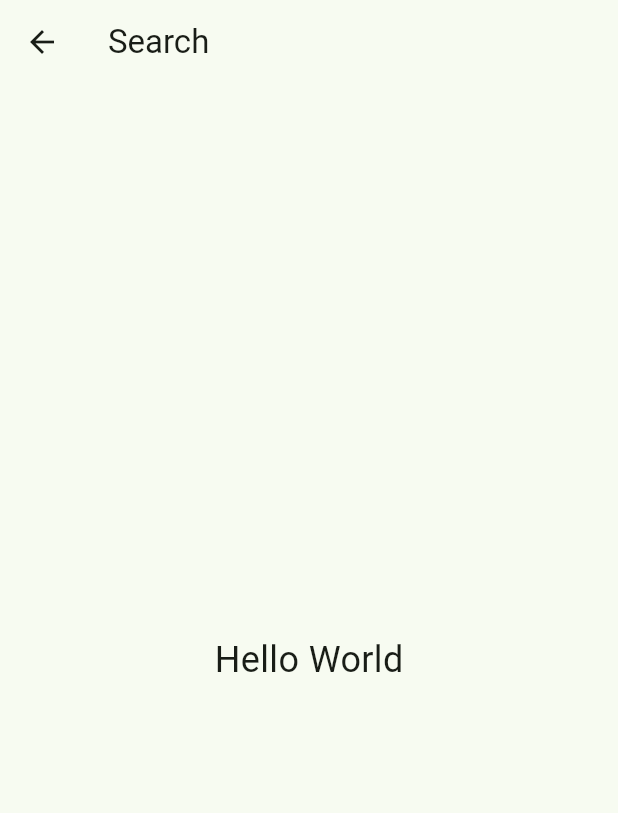
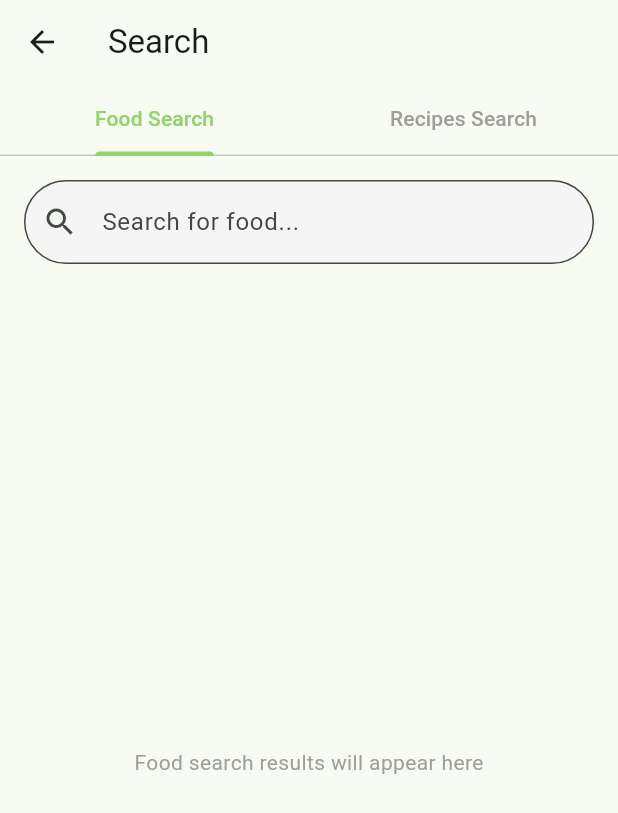
Before and after one commit to Elia-Helou/flutter_project, a Flutter app: the SearchScreen screen opened by its route, on a phone screen of 412 x 824 dp. Shown: the top 813 px of the screen. Run offline on Flutter 3.47's test engine with Material 3 defaults, Android fonts, the light colour scheme and no system bars; our stand-ins replace flutter_dotenv; missing offline and left inert: bcrypt, postgres.

Commit message:
Search TabbedView

```diff
--- a/lib/screens/search_screen.dart
+++ b/lib/screens/search_screen.dart
@@ -1,19 +1,108 @@
 import 'package:flutter/material.dart';
+import '../core/constants/colors.dart';
 
-class SearchScreen extends StatelessWidget {
+class SearchScreen extends StatefulWidget {
   const SearchScreen({Key? key}) : super(key: key);
+
+  @override
+  State<SearchScreen> createState() => _SearchScreenState();
+}
+
+class _SearchScreenState extends State<SearchScreen> with SingleTickerProviderStateMixin {
+  late TabController _tabController;
+
+  @override
+  void initState() {
+    super.initState();
+    _tabController = TabController(length: 2, vsync: this);
+  }
+
+  @override
+  void dispose() {
+    _tabController.dispose();
+    super.dispose();
+  }
 
   @override
   Widget build(BuildContext context) {
     return Scaffold(
       appBar: AppBar(
         title: const Text('Search'),
+        bottom: TabBar(
+          controller: _tabController,
+          indicatorColor: AppColors.splashBackground,
+          labelColor: AppColors.splashBackground,
+          unselectedLabelColor: Colors.grey,
+          tabs: const [
+            Tab(text: 'Food Search'),
+            Tab(text: 'Recipes Search'),
+          ],
+        ),
       ),
-      body: const Center(
-        child: Text(
-          'Hello World',
-          style: TextStyle(fontSize: 24),
-        ),
+      body: TabBarView(
+        controller: _tabController,
+        children: [
+          // Food Search Tab
+          Center(
+            child: Column(
+              mainAxisAlignment: MainAxisAlignment.start,
+              children: [
+                Padding(
+                  padding: const EdgeInsets.all(16.0),
+                  child: TextField(
+                    decoration: InputDecoration(
+                      hintText: 'Search for food...',
+                      prefixIcon: const Icon(Icons.search),
+                      border: OutlineInputBorder(
+                        borderRadius: BorderRadius.circular(30),
+                      ),
+                      filled: true,
+                      fillColor: Colors.grey[100],
+                    ),
+                  ),
+                ),
+                const Expanded(
+                  child: Center(
+                    child: Text(
+                      'Food search results will appear here',
+                      style: TextStyle(color: Colors.grey),
+                    ),
+                  ),
+                ),
+              ],
+            ),
+          ),
+          // Recipes Search Tab
+          Center(
+            child: Column(
+              mainAxisAlignment: MainAxisAlignment.start,
+              children: [
+                Padding(
+                  padding: const EdgeInsets.all(16.0),
+                  child: TextField(
+                    decoration: InputDecoration(
+                      hintText: 'Search for recipes...',
+                      prefixIcon: const Icon(Icons.search),
+                      border: OutlineInputBorder(
+                        borderRadius: BorderRadius.circular(30),
+                      ),
+                      filled: true,
+                      fillColor: Colors.grey[100],
+                    ),
+                  ),
+                ),
+                const Expanded(
+                  child: Center(
+                    child: Text(
+                      'Recipe search results will appear here',
+                      style: TextStyle(color: Colors.grey),
+                    ),
+                  ),
+                ),
+              ],
+            ),
+          ),
+        ],
       ),
     );
   }
```
Also changed, not shown: 2 other files.
